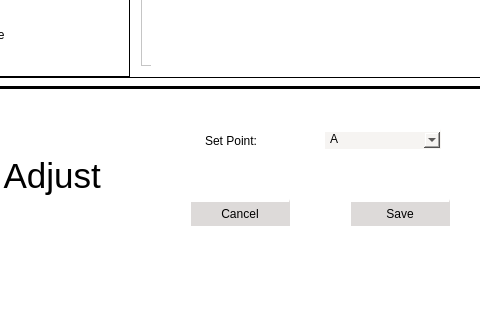
Above: Interface/mainwindow.ui from psenna/RobokVSS_A before the change; both pictures show x 109 to 589 and y 444 to 764 of the 1362 by 764 pixel window. Below: the same form after it.
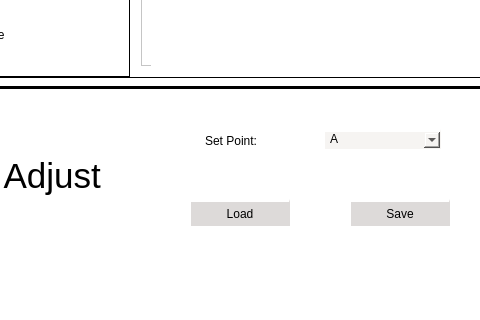
That is the form after the change. The open tabs and pages were chosen to show the change. Icons and pictures are not drawn.

Commit message: Adicionada persistencia para o field ajust e retificaçao(save and load funcionando)

```diff
--- a/Interface/mainwindow.ui
+++ b/Interface/mainwindow.ui
@@ -1154,7 +1154,7 @@
            <string notr="true">background-color: rgb(221, 218, 217);</string>
           </property>
           <property name="text">
-           <string>Cancel</string>
+           <string>Load</string>
           </property>
          </widget>
         </widget>
```
Left out of the diff: 12 changed lines with no effect on the pictures. The commit also changes 6 other files.
